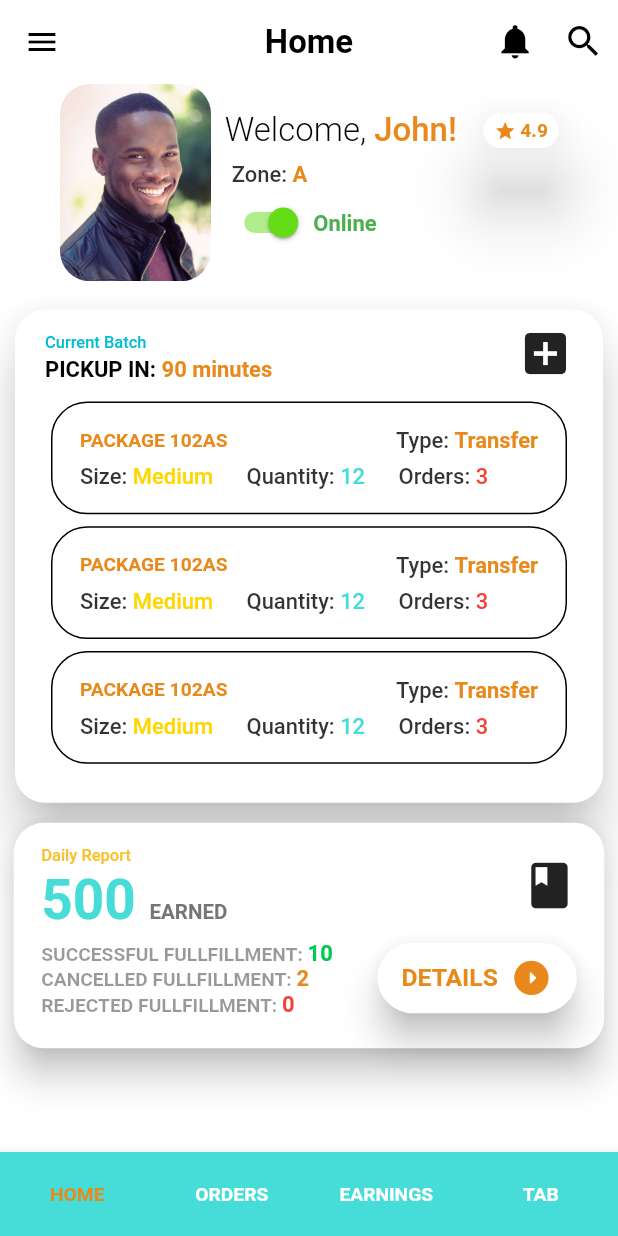
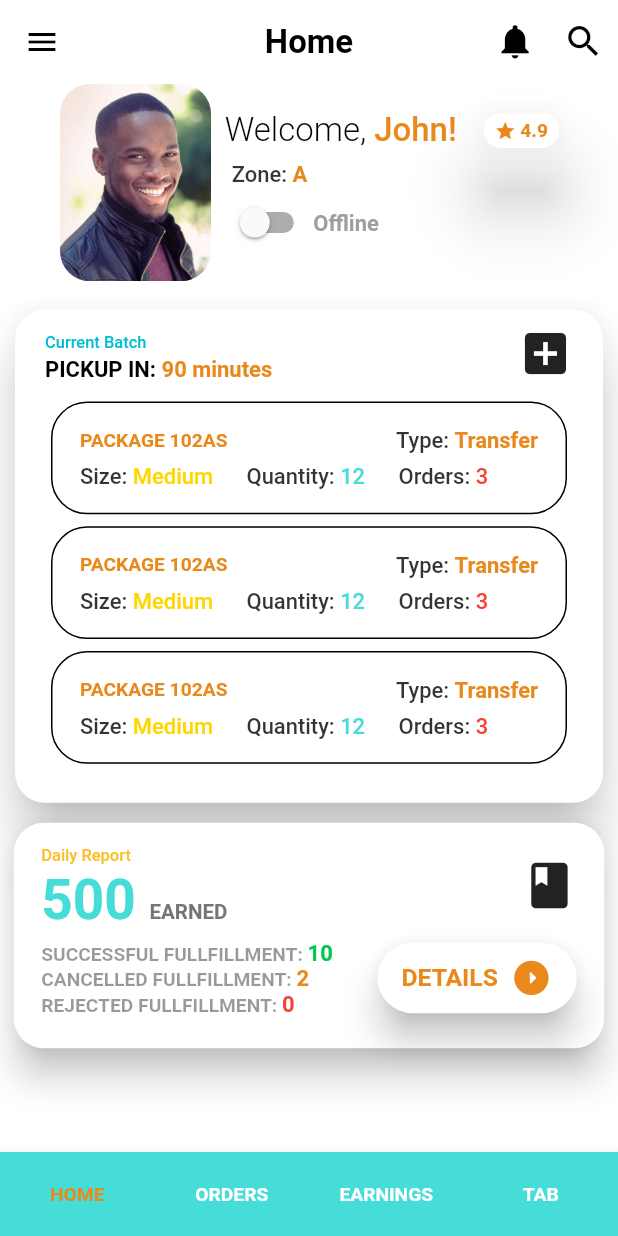
Before and after one commit to nithiink/mussut_demo_version_1, a Flutter app: the screen it shows after launch, on a phone screen of 412 x 824 dp. Run offline on Flutter 3.47's test engine with Material 2 defaults, Android fonts, the phone set to English and light mode, and no system bars; Roboto replaces fonts that are missing (Google Sans).

Commit message:
Navigation Tweek - 1

```diff
--- a/lib/main.dart
+++ b/lib/main.dart
@@ -28,7 +28,7 @@ class MyApp extends StatelessWidget {
         accentColor: secondaryColor,
         visualDensity: VisualDensity.adaptivePlatformDensity,
       ),
-      home: Home(),
+      home: Home(false),
     );
   }
 }
--- a/lib/screens/home.dart
+++ b/lib/screens/home.dart
@@ -7,7 +7,12 @@ import '../sizeConfig.dart';
 import 'newPackage.dart';
 import 'package102AS.dart';
 
+late bool switchIsOn;
+
 class Home extends StatefulWidget {
+  Home(bool switchStatus) {
+    switchIsOn = switchStatus;
+  }
   @override
   _HomeState createState() => _HomeState();
 }
@@ -383,13 +388,14 @@ class _DailyReportCard extends StatelessWidget {
 }
 
 class _PackageDetailsCard extends StatelessWidget {
-  const _PackageDetailsCard({
-    Key? key,
-  }) : super(key: key);
-
   @override
   Widget build(BuildContext context) {
-    return Card(
+    return GestureDetector(
+      onTap: () {
+        Navigator.push(
+            context, MaterialPageRoute(builder: (context) => Package102AS()));
+      },
+      child: Card(
         elevation: 0,
         child: Container(
           width: getProportionateScreenWidth(430),
@@ -508,6 +514,7 @@ class _PackageDetailsCard extends StatelessWidget {
             ],
           ),
         ),
+      ),
     );
   }
 }
@@ -518,7 +525,6 @@ class _UserDetails extends StatefulWidget {
 }
 
 class _UserDetailsState extends State<_UserDetails> {
-  bool _switchIsOn = true;
   @override
   Widget build(BuildContext context) {
     return Padding(
@@ -624,18 +630,23 @@ class _UserDetailsState extends State<_UserDetails> {
               Row(
                 children: [
                   Switch(
-                    value: _switchIsOn,
+                    value: switchIsOn,
                     activeColor: Colors.lightGreenAccent[700],
                     onChanged: (_switchIsOn) {
                       setState(() {
-                        this._switchIsOn = _switchIsOn;
+                        switchIsOn = _switchIsOn;
                       });
+                      if (_switchIsOn)
+                        Navigator.pushReplacement(
+                          context,
+                          MaterialPageRoute(builder: (context) => NewPackage()),
+                        );
                     },
                   ),
                   Text(
-                    _switchIsOn ? "Online" : "Offline",
+                    switchIsOn ? "Online" : "Offline",
                     style: TextStyle(
-                      color: _switchIsOn ? Colors.green : Colors.grey,
+                      color: switchIsOn ? Colors.green : Colors.grey,
                       fontSize: getProportionateScreenWidth(16),
                       fontWeight: FontWeight.bold,
                     ),
```
Also changed, not shown: lib/screens/newPackage.dart (+9 -10 lines). Lines whose indentation alone changed are shown as unchanged.
